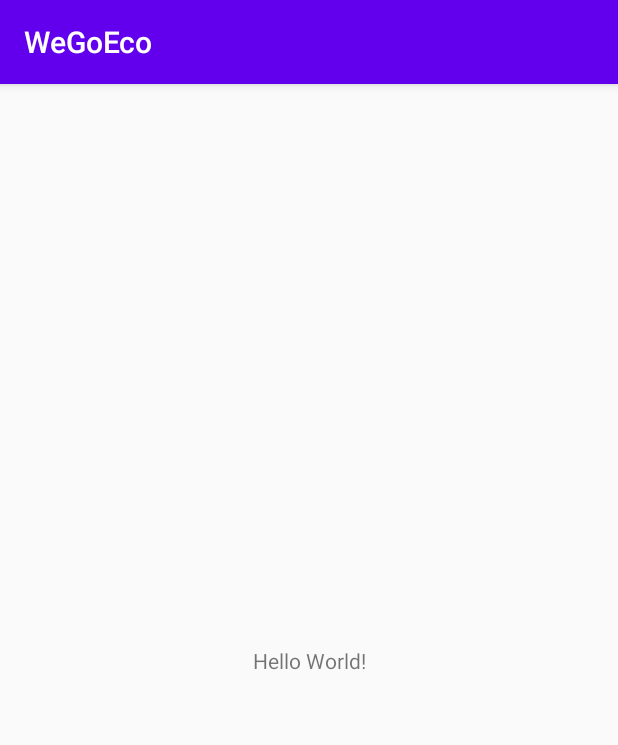
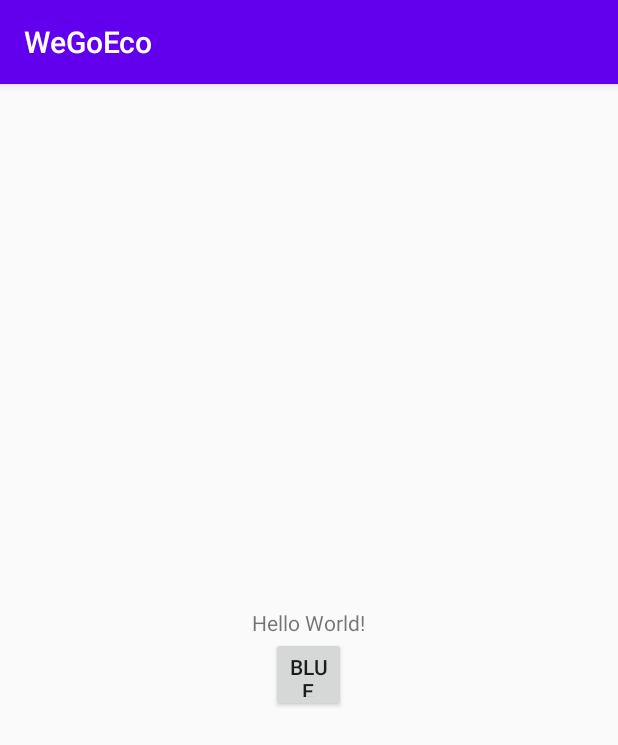
Before and after one commit to AndreasOeS/WeGoEco, an Android app: the screen it shows after launch (MainActivity), on a phone screen of 412 x 824 dp. Shown: the top 745 px of the screen. Run offline under Robolectric (Android 15) with nearby library versions, the phone set to English and light mode, and no system bars; our stand-ins replace Firebase (no records; nobody signed in at launch, a user with empty details on screens opened directly).

```diff
--- a/app/src/main/AndroidManifest.xml
+++ b/app/src/main/AndroidManifest.xml
@@ -4,7 +4,7 @@
 
     <uses-permission android:name="android.permission.BLUETOOTH" />
     <uses-permission android:name="android.permission.BLUETOOTH_ADMIN" />
-    <uses-permission android:name="android.permission.ACCESS_FINE_LOCATION" />
+    <uses-permission android:name="android.permission.ACCESS_COARSE_LOCATION" />
 
     <application
         android:allowBackup="true"
--- a/app/src/main/java/com/example/wegoeco/MainActivity.java
+++ b/app/src/main/java/com/example/wegoeco/MainActivity.java
@@ -15,6 +15,11 @@ import android.content.IntentFilter;
 import android.content.pm.PackageManager;
 import android.os.Build;
 import android.os.Bundle;
+import android.bluetooth.*;
+import android.view.View;
+import android.widget.Button;
+import android.widget.TextView;
+import android.widget.Toast;
 
 
 import com.google.android.gms.common.util.JsonUtils;
@@ -28,18 +33,90 @@ public class MainActivity extends AppCompatActivity {
     //public static final String ACCESS_FINE_LOCATION;
     public static final int REQUEST_ENABLE_BT = 100;
     public static final int PERMISSION_CODE = 200;
-    public  BluetoothAdapter bluetoothAdapter = BluetoothAdapter.getDefaultAdapter();
+    public static final int PERMISSION_REQUEST_CODE = 300;
+    public BluetoothAdapter bluetoothAdapter = BluetoothAdapter.getDefaultAdapter();
+    public Button btn;
+    public TextView textView;
 
     @Override
     protected void onCreate(Bundle savedInstanceState) {
         super.onCreate(savedInstanceState);
         setContentView(R.layout.activity_main);
 
-        connectBlue();
-        discover();
+
+        //connectBlue();
+        //discover();
+        tryTwo();
+
+        textView =findViewById(R.id.text);
+        btn = findViewById(R.id.btn_bluetooth);
+        btn.setOnClickListener(new View.OnClickListener() {
+            @Override
+            public void onClick(View view) {
+                //textView.setText("Tester 1234");
 
 
+
+            }
+        });
+
     }
+
+    public void tryTwo(){
+
+        BluetoothAdapter bluetooth = BluetoothAdapter.getDefaultAdapter();
+
+        if (ContextCompat.checkSelfPermission(this, Manifest.permission.ACCESS_COARSE_LOCATION) != PackageManager.PERMISSION_GRANTED) {
+            ActivityCompat.requestPermissions(this, new String[]{Manifest.permission.ACCESS_COARSE_LOCATION}, PERMISSION_REQUEST_CODE);
+        }
+
+        if(bluetooth != null)
+        {
+            // Continue with bluetooth setup.
+
+            String status;
+            String state = "" + bluetooth.getState();
+            if (bluetooth.isEnabled()) {
+                // Enabled. Work with Bluetooth.
+                String mydeviceaddress = bluetooth.getAddress();
+                String mydevicename = bluetooth.getName();
+                //status = mydevicename + " : " + mydeviceaddress;
+                status = mydevicename + " : " + mydeviceaddress + " : " + state;
+
+
+                discover();
+            }
+            else
+            {
+                // Disabled. Do something else.
+                status = "Bluetooth is not Enabled";
+            }
+            Toast.makeText(this, status, Toast.LENGTH_LONG).show();
+
+        }
+
+    }
+
+
+
+
+
+    public void onRequestPermissionsResult(int requestCode, String[] permissions, int[] grantResults) {
+        super.onRequestPermissionsResult(requestCode, permissions, grantResults);
+        System.out.println("Test14_________________________");
+        if(ActivityCompat.checkSelfPermission(this, permissions[0]) == PackageManager.PERMISSION_GRANTED){
+
+
+            Toast.makeText(this, "Permission granted", Toast.LENGTH_SHORT).show();
+        }else{
+            Toast.makeText(this, "Permission denied", Toast.LENGTH_SHORT).show();
+        }
+    }
+
+
+
+
+
 
 
     public void discover(){
@@ -55,16 +132,16 @@ public class MainActivity extends AppCompatActivity {
     private final BroadcastReceiver receiver = new BroadcastReceiver() {
         //System.out.println("Test12_____________");
         public void onReceive(Context context, Intent intent) {
+            System.out.println("Test10______________________________");
             String action = intent.getAction();
-            System.out.println("Test10______________________________");
             if (BluetoothDevice.ACTION_FOUND.equals(action)) {
                 // Discovery has found a device. Get the BluetoothDevice
                 // object and its info from the Intent.
                 BluetoothDevice device = intent.getParcelableExtra(BluetoothDevice.EXTRA_DEVICE);
                 String deviceName = device.getName();
-                System.out.println(deviceName + "________________________________________");
+                System.out.println("Name: " + deviceName + "________________________________________");
                 String deviceHardwareAddress = device.getAddress(); // MAC address
-                System.out.println(deviceHardwareAddress + "________________________");
+                System.out.println("Address: " + deviceHardwareAddress + "________________________");
             }
         }
     };
--- a/app/src/main/res/layout/activity_main.xml
+++ b/app/src/main/res/layout/activity_main.xml
@@ -6,7 +6,14 @@
     android:layout_height="match_parent"
     tools:context=".MainActivity">
 
+    <LinearLayout
+        android:layout_width="match_parent"
+        android:layout_height="match_parent"
+        android:gravity="center"
+        android:orientation="vertical"
+        >
         <TextView
+            android:id="@+id/text"
             android:layout_width="wrap_content"
             android:layout_height="wrap_content"
             android:text="Hello World!"
@@ -15,4 +22,16 @@
             app:layout_constraintRight_toRightOf="parent"
             app:layout_constraintTop_toTopOf="parent" />
 
+        <Button
+            android:id="@+id/btn_bluetooth"
+            android:layout_width="50dp"
+            android:layout_height="50dp"
+            android:text="Blue"
+            >
+        </Button>
+
+    </LinearLayout>
+
+
+
 </androidx.constraintlayout.widget.ConstraintLayout>
```
Lines whose indentation alone changed are shown as unchanged.
